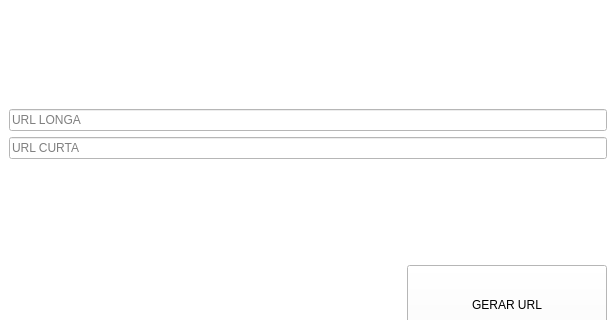
Above: QrCodeBuilder.ui from bielzinnnho/QrCode-Builder before the change; both pictures show x 0 to 616 and y 0 to 320 of the 616 by 563 pixel window. Below: the same form after it.
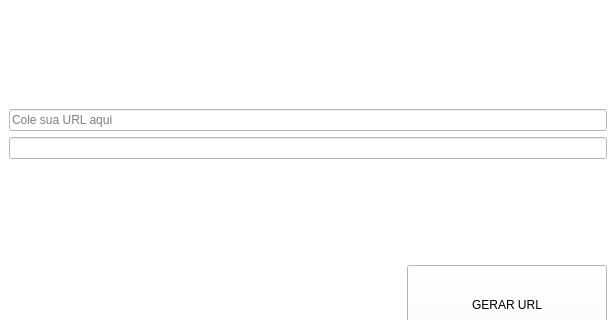
That is the form after the change.

The edit to the form file:
```diff
--- a/QrCodeBuilder.ui
+++ b/QrCodeBuilder.ui
@@ -438,7 +438,7 @@
          <string/>
         </property>
         <property name="placeholderText">
-         <string>URL LONGA</string>
+         <string>Cole sua URL aqui</string>
         </property>
        </widget>
       </item>
@@ -448,7 +448,7 @@
          <string/>
         </property>
         <property name="placeholderText">
-         <string>URL CURTA</string>
+         <string/>
         </property>
        </widget>
       </item>
```
